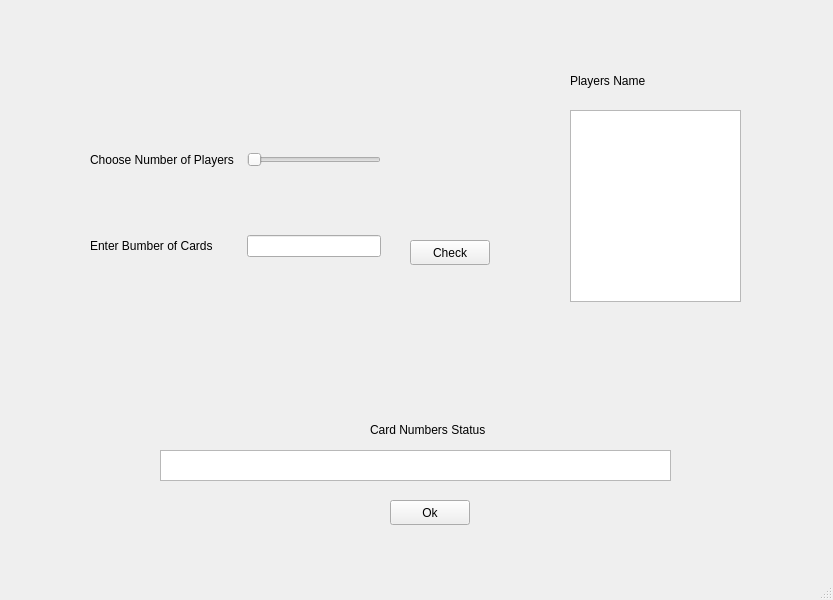
Qt form student/13/Pairing game/Pairing_Game/mainwindow.ui (trinhgiahuy/Programming2_Spring_2021) before a commit.
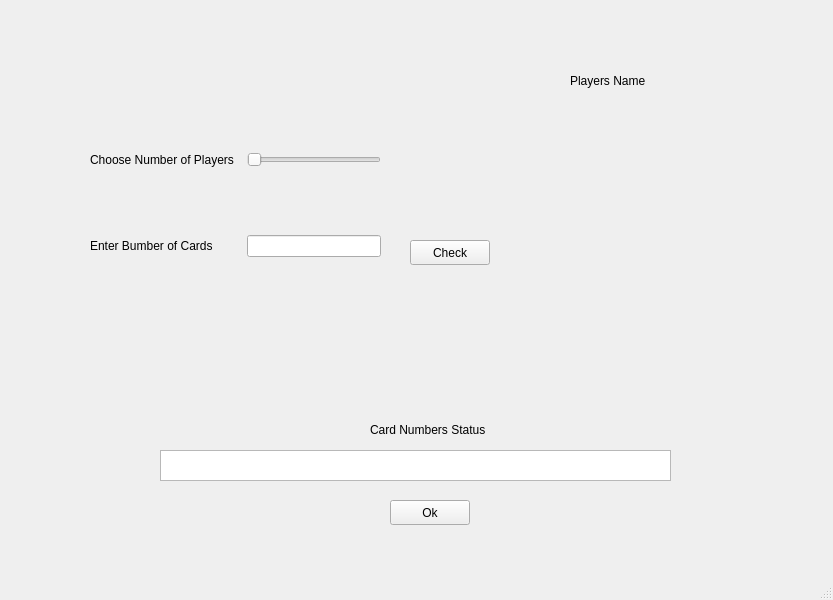
The same form after that commit.

What changed in the file:
```diff
--- a/student/13/Pairing game/Pairing_Game/mainwindow.ui
+++ b/student/13/Pairing game/Pairing_Game/mainwindow.ui
@@ -63,16 +63,6 @@
      <string>Ok</string>
     </property>
    </widget>
-   <widget class="QTableWidget" name="tableWidget">
-    <property name="geometry">
-     <rect>
-      <x>570</x>
-      <y>110</y>
-      <width>171</width>
-      <height>192</height>
-     </rect>
-    </property>
-   </widget>
    <widget class="QLabel" name="label">
     <property name="geometry">
      <rect>
```
Left out of the diff: 16 changed lines with no effect on the pictures.
